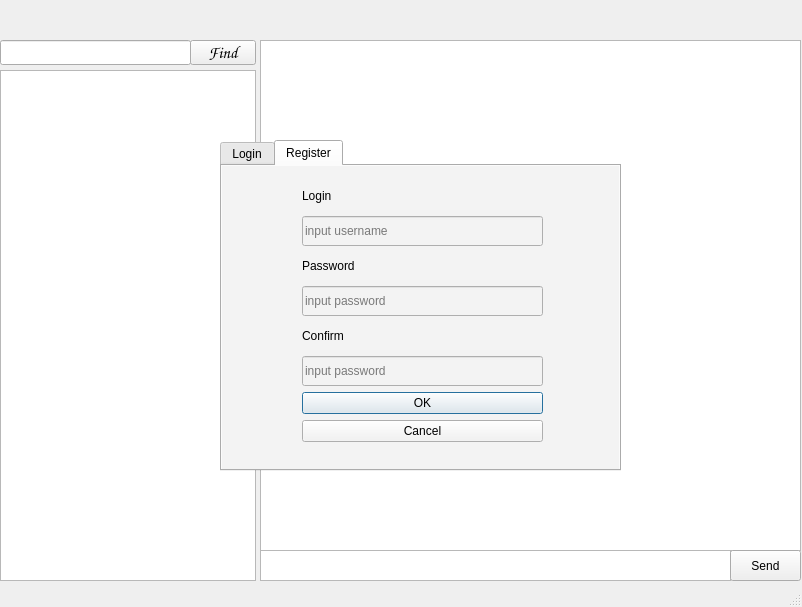
The window that client.ui (mozheikos/client-server-applcations) describes before a commit, drawn with Qt 5.
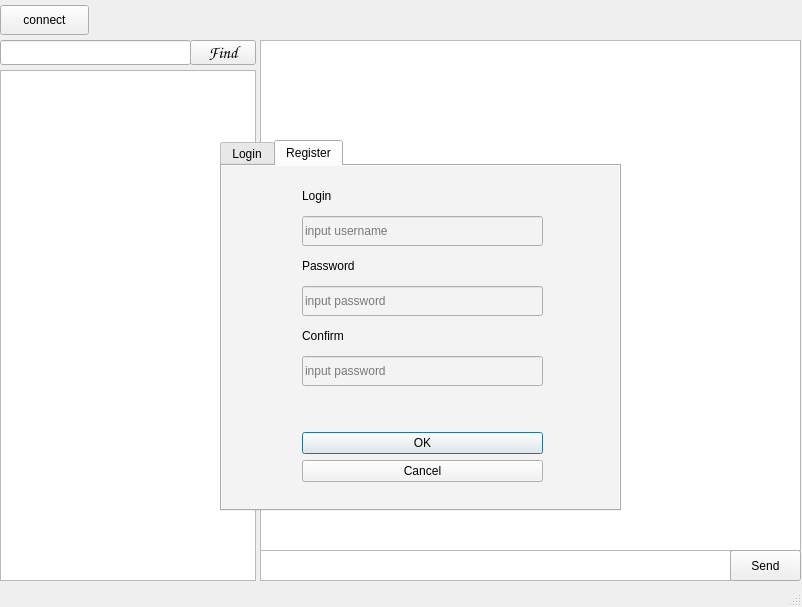
The same window after the commit.

Commit message: gui init ok

Patch:
```diff
--- a/client.ui
+++ b/client.ui
@@ -95,6 +95,15 @@
     <property name="sizeAdjustPolicy">
      <enum>QAbstractScrollArea::AdjustToContents</enum>
     </property>
+    <property name="editTriggers">
+     <set>QAbstractItemView::EditKeyPressed</set>
+    </property>
+    <property name="showDropIndicator" stdset="0">
+     <bool>false</bool>
+    </property>
+    <property name="alternatingRowColors">
+     <bool>true</bool>
+    </property>
    </widget>
    <widget class="QTabWidget" name="reg_log_dialog">
     <property name="enabled">
@@ -105,7 +114,7 @@
       <x>220</x>
       <y>140</y>
       <width>401</width>
-      <height>331</height>
+      <height>371</height>
      </rect>
     </property>
     <property name="autoFillBackground">
@@ -319,7 +328,7 @@
       <property name="geometry">
        <rect>
         <x>80</x>
-        <y>210</y>
+        <y>250</y>
         <width>241</width>
         <height>81</height>
        </rect>
@@ -364,7 +373,7 @@
        <rect>
         <x>80</x>
         <y>160</y>
-        <width>241</width>
+        <width>111</width>
         <height>20</height>
        </rect>
       </property>
@@ -375,18 +384,27 @@
        <number>20</number>
       </property>
      </widget>
+     <widget class="QLabel" name="reg_error">
+      <property name="geometry">
+       <rect>
+        <x>80</x>
+        <y>230</y>
+        <width>241</width>
+        <height>20</height>
+       </rect>
+      </property>
+      <property name="styleSheet">
+       <string notr="true">color: rgb(239, 41, 41);</string>
+      </property>
+      <property name="text">
+       <string/>
+      </property>
+      <property name="alignment">
+       <set>Qt::AlignCenter</set>
+      </property>
+     </widget>
     </widget>
    </widget>
-   <widget class="QTextBrowser" name="message_box">
-    <property name="geometry">
-     <rect>
-      <x>260</x>
-      <y>40</y>
-      <width>541</width>
-      <height>511</height>
-     </rect>
-    </property>
-   </widget>
    <widget class="QPlainTextEdit" name="plainTextEdit">
     <property name="geometry">
      <rect>
@@ -410,6 +428,30 @@
      <string>Send</string>
     </property>
    </widget>
+   <widget class="QPushButton" name="button_connect">
+    <property name="geometry">
+     <rect>
+      <x>0</x>
+      <y>5</y>
+      <width>89</width>
+      <height>30</height>
+     </rect>
+    </property>
+    <property name="text">
+     <string>connect</string>
+    </property>
+   </widget>
+   <widget class="QListWidget" name="message_box">
+    <property name="geometry">
+     <rect>
+      <x>260</x>
+      <y>40</y>
+      <width>541</width>
+      <height>511</height>
+     </rect>
+    </property>
+   </widget>
+   <zorder>message_box</zorder>
    <zorder>search_input</zorder>
    <zorder>search_button</zorder>
    <zorder>contacts</zorder>
```
Left out of the diff: 25 changed lines with no effect on the pictures. The commit also changes 4 other files.
